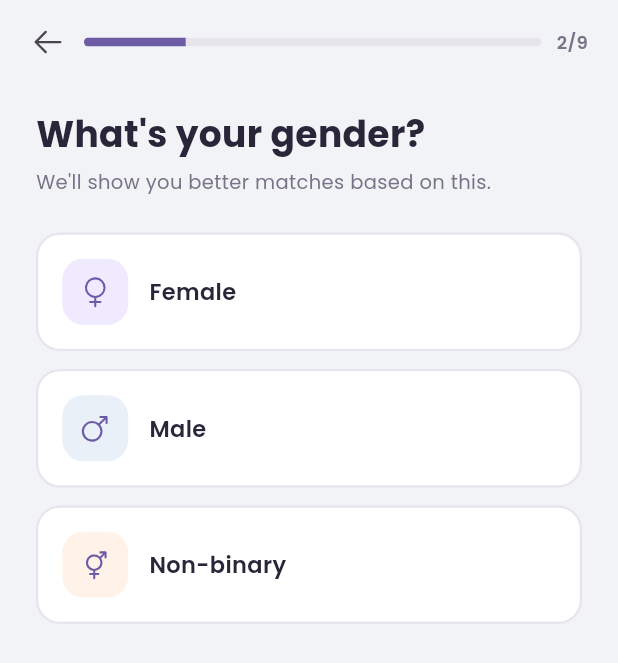
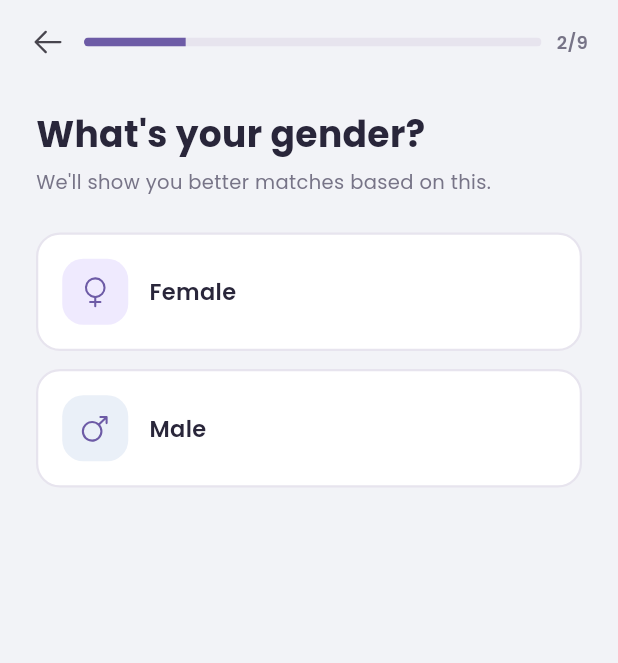
Before and after one commit to danieladrian/couplivy-mobile, a Flutter app: the GenderStepScreen screen opened by its route, on a phone screen of 412 x 824 dp. Shown: the top 663 px of the screen. Run offline on Flutter 3.47's test engine with Material 3 defaults, Android fonts, the phone set to English and light mode, and no system bars; our stand-ins replace country_code_picker, dio, flutter_riverpod, flutter_secure_storage, go_router, google_fonts and 4 more; accounts and stored records are empty.

Commit message:
Remove non-binary gender option, keep only female/male

```diff
--- a/lib/features/onboarding/discover/gender_step_screen.dart
+++ b/lib/features/onboarding/discover/gender_step_screen.dart
@@ -13,6 +13,9 @@ import 'discover_onboarding_draft_storage.dart';
 /// tidak ada tombol Skip — memilih salah satu opsi langsung lanjut ke
 /// step berikutnya (tidak ada tombol Continue terpisah, sama pola
 /// GatewayChoiceScreen).
+///
+/// Cuma 2 opsi (Female/Male) — keputusan produk, HTML sumber aslinya
+/// punya Non-binary juga tapi sengaja dihapus dari scope sekarang.
 class GenderStepScreen extends StatefulWidget {
   const GenderStepScreen({super.key});
 
@@ -102,16 +105,6 @@ class _GenderStepScreenState extends State<GenderStepScreen> {
                               selected: _selectedGender == 'male',
                               onTap: () => _select('male'),
                             ),
-                            const SizedBox(height: 12),
-                            SelectableOptionCard(
-                              icon: PhosphorIcons.genderIntersex(),
-                              iconBackgroundColor: AppColors.peach.withValues(
-                                alpha: 0.3,
-                              ),
-                              title: l10n.genderNonBinary,
-                              selected: _selectedGender == 'non_binary',
-                              onTap: () => _select('non_binary'),
-                            ),
                           ],
                         ),
                       ),
--- a/lib/features/onboarding/discover/preferences_step_screen.dart
+++ b/lib/features/onboarding/discover/preferences_step_screen.dart
@@ -85,7 +85,6 @@ class _PreferencesStepScreenState extends State<PreferencesStepScreen> {
     final options = {
       'female': l10n.genderFemale,
       'male': l10n.genderMale,
-      'non_binary': l10n.genderNonBinary,
       'everyone': l10n.preferencesGenderAny,
     };
     final selected = await _showPickerSheet(options, _genderPreference);
@@ -215,7 +214,6 @@ class _PreferencesStepScreenState extends State<PreferencesStepScreen> {
                                   ? {
                                       'female': l10n.genderFemale,
                                       'male': l10n.genderMale,
-                                      'non_binary': l10n.genderNonBinary,
                                       'everyone': l10n.preferencesGenderAny,
                                     }[_genderPreference]
                                   : null,
--- a/lib/features/onboarding/discover/preview_step_screen.dart
+++ b/lib/features/onboarding/discover/preview_step_screen.dart
@@ -145,7 +145,6 @@ class _PreviewStepScreenState extends State<PreviewStepScreen> {
   String? _genderLabel(AppLocalizations l10n) => switch (_gender) {
     'female' => l10n.genderFemale,
     'male' => l10n.genderMale,
-    'non_binary' => l10n.genderNonBinary,
     _ => null,
   };
 
--- a/lib/l10n/app_en.arb
+++ b/lib/l10n/app_en.arb
@@ -113,7 +113,6 @@
   "genderSubtitle": "We'll show you better matches based on this.",
   "genderFemale": "Female",
   "genderMale": "Male",
-  "genderNonBinary": "Non-binary",
 
   "photosTitle": "Add your photos",
   "photosSubtitle": "A few clear photos help you get better matches.",
--- a/lib/l10n/app_id.arb
+++ b/lib/l10n/app_id.arb
@@ -58,7 +58,6 @@
   "genderSubtitle": "Ini membantu kami menunjukkan kecocokan yang lebih baik.",
   "genderFemale": "Perempuan",
   "genderMale": "Laki-laki",
-  "genderNonBinary": "Non-biner",
 
   "photosTitle": "Tambahkan fotomu",
   "photosSubtitle": "Beberapa foto jelas membantu kamu dapat kecocokan lebih baik.",
```
Also changed, not shown: lib/l10n/generated/app_localizations.dart, lib/l10n/generated/app_localizations_en.dart, lib/l10n/generated/app_localizations_id.dart, 1 other file.
